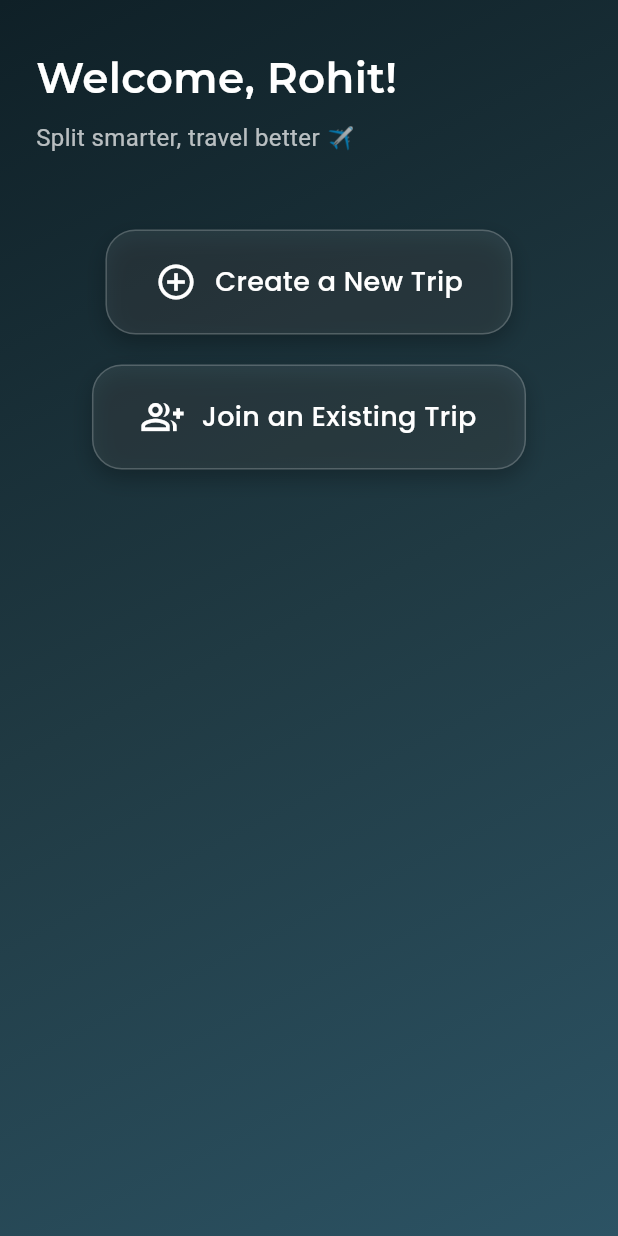
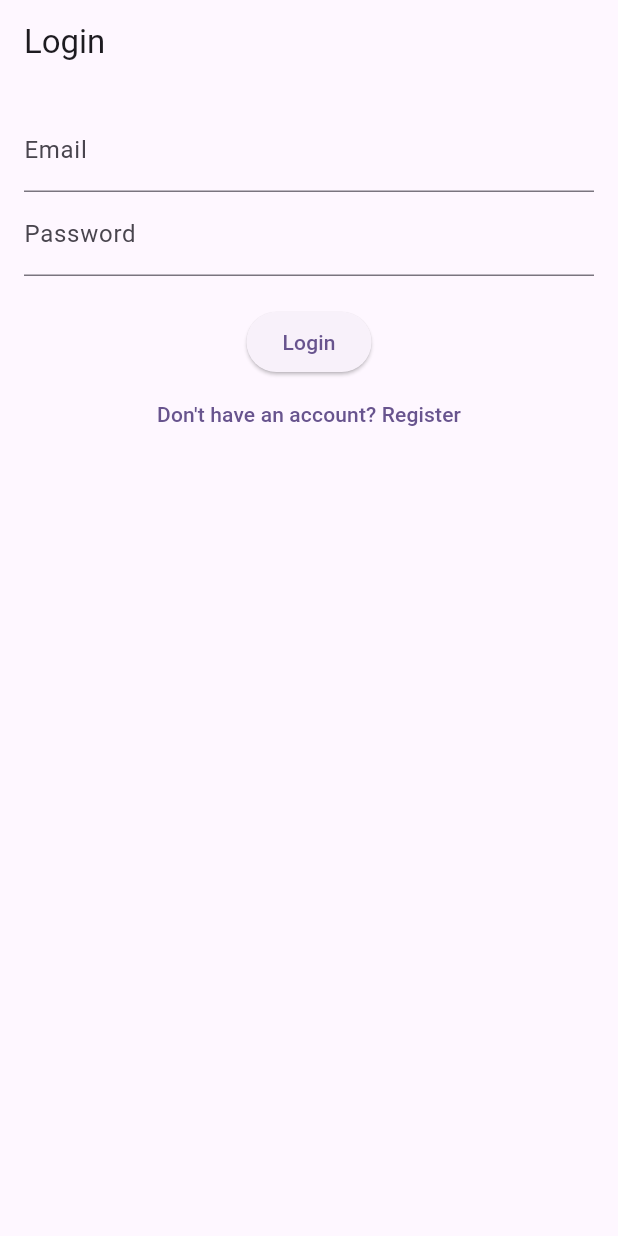
Before and after one commit to rohk30/Own-Splitwise-Copy, a Flutter app: the screen it shows after launch, on a phone screen of 412 x 824 dp. Run offline on Flutter 3.47's test engine with Material 3 defaults, Android fonts, the phone set to English and light mode, and no system bars; our stand-ins replace cloud_firestore, firebase_auth, firebase_core, google_fonts, share_plus, shared_preferences; accounts and stored records are empty.

```diff
--- /dev/null
+++ b/lib/auth_gate.dart
@@ -0,0 +1,24 @@
+import 'package:flutter/material.dart';
+import 'package:firebase_auth/firebase_auth.dart';
+import 'screens/home_screen.dart';
+import 'screens/auth/login_view.dart';
+
+class AuthGate extends StatelessWidget {
+  const AuthGate({super.key});
+
+  @override
+  Widget build(BuildContext context) {
+    return StreamBuilder<User?>(
+      stream: FirebaseAuth.instance.authStateChanges(),
+      builder: (context, snapshot) {
+        if (snapshot.connectionState == ConnectionState.waiting) {
+          return const Center(child: CircularProgressIndicator());
+        }
+        if (snapshot.hasData) {
+          return const HomeScreen(); // Already logged in
+        }
+        return const LoginView(); // Show login page
+      },
+    );
+  }
+}
--- a/lib/main.dart
+++ b/lib/main.dart
@@ -1,7 +1,11 @@
 import 'package:firebase_core/firebase_core.dart';
 import 'package:flutter/cupertino.dart';
 import 'package:flutter/material.dart';
+import 'package:own_splitwise_copy/auth_gate.dart';
+import 'package:own_splitwise_copy/screens/trip_screens/create_trip_screen.dart';
 import 'package:own_splitwise_copy/screens/home_screen.dart';
+import 'package:own_splitwise_copy/screens/trip_screens/join_trip_screen.dart';
+import 'package:own_splitwise_copy/screens/trip_screens/my_trips_view.dart';
 
 void main() async {
   WidgetsFlutterBinding.ensureInitialized();
@@ -15,16 +19,17 @@ class MyApp extends StatelessWidget {
   @override
   Widget build(BuildContext context) {
     return MaterialApp(
-      title: 'TripSplit',
+      title: 'Trip Splitter',
       debugShowCheckedModeBanner: false,
       theme: ThemeData(
         colorScheme: ColorScheme.fromSeed(seedColor: Colors.deepPurple),
         useMaterial3: true,
       ),
-      home: const HomeScreen(userName: 'Rohit'), // You can dynamically pass user later
+      home: const AuthGate(), // You can dynamically pass user later
       routes: {
-        '/createTrip': (context) => Placeholder(), // Replace with actual CreateTripScreen()
-        '/joinTrip': (context) => Placeholder(),   // Replace with actual JoinTripScreen()
+        '/createTrip': (context) => CreateTripScreen(), // Replace with actual CreateTripScreen()
+        '/joinTrip': (context) => JoinTripScreen(),   // Replace with actual JoinTripScreen()
+        '/myTrips': (context) => MyTripsScreen(),
       },
     );
   }
--- /dev/null
+++ b/lib/screens/auth/login_view.dart
@@ -0,0 +1,61 @@
+import 'package:flutter/material.dart';
+import 'package:firebase_auth/firebase_auth.dart';
+import 'register_view.dart';
+
+class LoginView extends StatefulWidget {
+  const LoginView({super.key});
+
+  @override
+  State<LoginView> createState() => _LoginViewState();
+}
+
+class _LoginViewState extends State<LoginView> {
+  final _emailController = TextEditingController();
+  final _passwordController = TextEditingController();
+  bool _loading = false;
+
+  Future<void> _signIn() async {
+    setState(() => _loading = true);
+    try {
+      await FirebaseAuth.instance.signInWithEmailAndPassword(
+        email: _emailController.text.trim(),
+        password: _passwordController.text.trim(),
+      );
+    } on FirebaseAuthException catch (e) {
+      ScaffoldMessenger.of(context)
+          .showSnackBar(SnackBar(content: Text(e.message ?? 'Login failed')));
+    }
+    setState(() => _loading = false);
+  }
+
+  @override
+  Widget build(BuildContext context) {
+    return Scaffold(
+      appBar: AppBar(title: const Text("Login")),
+      body: Padding(
+        padding: const EdgeInsets.all(16.0),
+        child: Column(
+          children: [
+            TextField(
+              controller: _emailController,
+              decoration: const InputDecoration(labelText: 'Email'),
+            ),
+            TextField(
+              controller: _passwordController,
+              obscureText: true,
+              decoration: const InputDecoration(labelText: 'Password'),
+            ),
+            const SizedBox(height: 20),
+            _loading
+                ? const CircularProgressIndicator()
+                : ElevatedButton(onPressed: _signIn, child: const Text("Login")),
+            TextButton(
+              onPressed: () => Navigator.push(context, MaterialPageRoute(builder: (_) => const RegisterView())),
+              child: const Text("Don't have an account? Register"),
+            ),
+          ],
+        ),
+      ),
+    );
+  }
+}
```
Also changed, not shown: lib/screens/auth/register_view.dart (added, +56 -0 lines), lib/screens/home_screen.dart (+35 -0 lines), lib/screens/trip_screens/create_trip_screen.dart (added, +110 -0 lines), lib/screens/trip_screens/join_trip_screen.dart (added, +82 -0 lines), lib/screens/trip_screens/my_trips_view.dart (added, +94 -0 lines), pubspec.yaml (+13 -4 lines), pubspec.lock (added), 5 other files.
